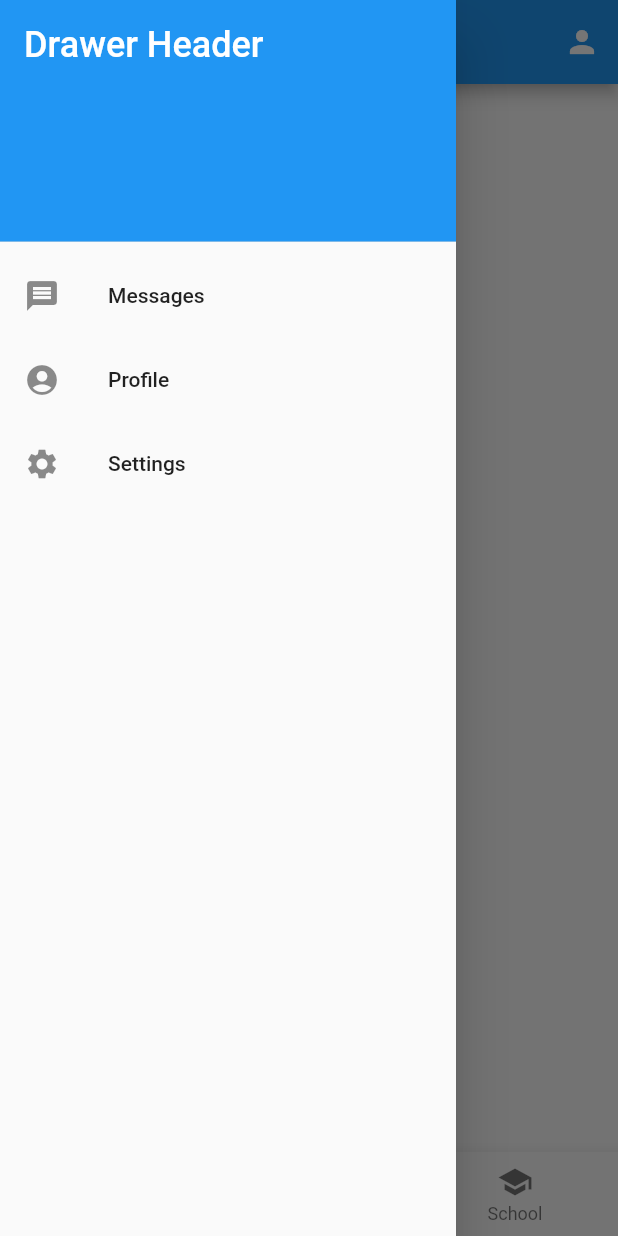
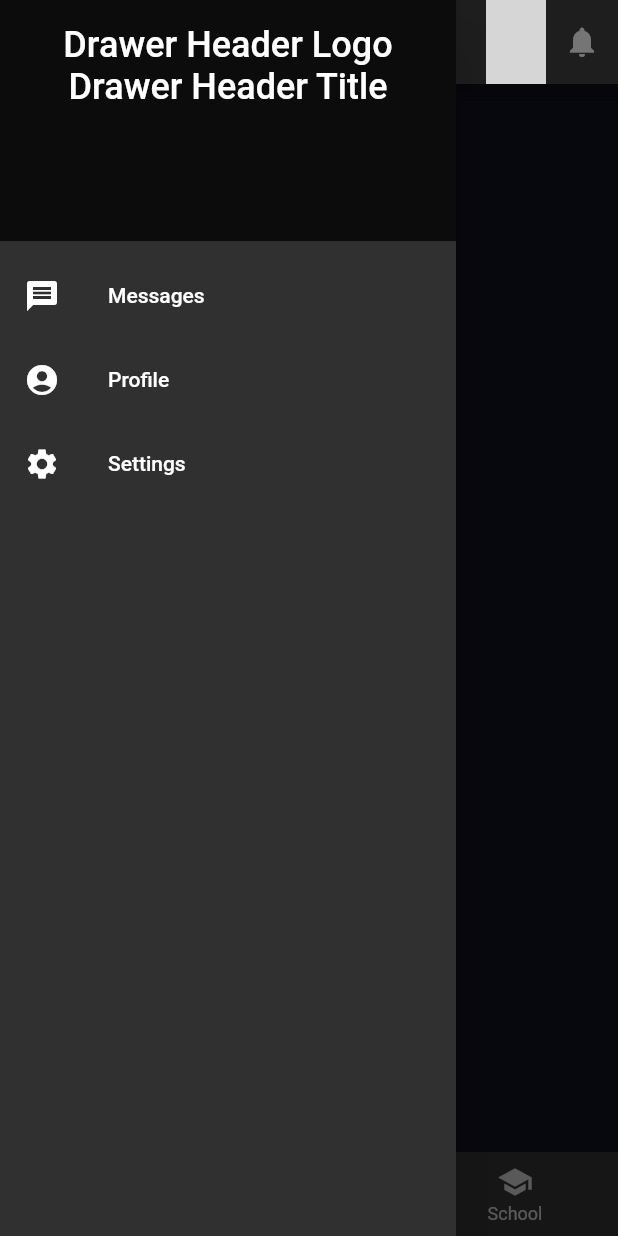
Before and after one commit to AlulaLeak/client-financing-application, a Flutter app: the screen it shows once a user with an empty profile is signed in, with the side drawer open, on a phone screen of 412 x 824 dp. Run offline on Flutter 3.47's test engine with Material 2 defaults, Android fonts, the phone set to English and light mode, and no system bars; our stand-ins replace firebase_auth, firebase_core; missing offline and left inert: flutterfire_ui; accounts and stored records are empty; network calls fail; statements that could not run were skipped; grey boxes are pictures that could not be loaded.

Commit message:
added icons

```diff
--- a/lib/auth/auth_wrapper.dart
+++ b/lib/auth/auth_wrapper.dart
@@ -3,6 +3,8 @@ import 'package:firebase_auth/firebase_auth.dart';
 import 'package:workingauth/pages/admin_homepage.dart';
 import 'package:workingauth/pages/client_homepage.dart';
 import 'package:workingauth/pages/signin_page.dart';
+import 'package:provider/provider.dart';
+import '../providers/userinfo_provider.dart';
 
 class Auth extends StatelessWidget {
   const Auth({super.key});
@@ -12,10 +14,11 @@ class Auth extends StatelessWidget {
       stream: FirebaseAuth.instance.authStateChanges(),
       builder: (context, snapshot) {
         if (snapshot.hasData) {
-          if (snapshot.requireData?.email == 'alula.leakemariam94@gmail.com') {
+          context.read<UserInformation>().updateUserInfo(snapshot.data!);
+          if (snapshot.requireData?.email == 'lula.leakemariam94@gmail.com') {
             return const AdminHomePage(); // Admin
           } else {
-            return const ClientHomePage();
+            return ClientHomePage();
           }
         } else {
           return const SignInPage();
--- a/lib/main.dart
+++ b/lib/main.dart
@@ -6,6 +6,7 @@ import './config/firebase_options.dart';
 import 'package:provider/provider.dart';
 import './providers/counter_provider.dart';
 import './providers/bottomnav_provider.dart';
+import './providers/userinfo_provider.dart';
 
 Future<void> main() async {
   WidgetsFlutterBinding.ensureInitialized();
@@ -16,6 +17,7 @@ Future<void> main() async {
   runApp(MultiProvider(providers: [
     ChangeNotifierProvider(create: (_) => Counter()),
     ChangeNotifierProvider(create: (_) => BottomNavSelect()),
+    ChangeNotifierProvider(create: (_) => UserInformation()),
   ], child: const MyApp()));
 }
 
@@ -25,9 +27,12 @@ class MyApp extends StatelessWidget {
   @override
   Widget build(BuildContext context) {
     return MaterialApp(
+      debugShowCheckedModeBanner: false,
       title: 'Flutter Demo',
-      theme: ThemeData(
-        primarySwatch: Colors.blue,
+      theme: ThemeData.dark().copyWith(
+        primaryColor: Colors.black,
+        scaffoldBackgroundColor: const Color(0xFF0F0F1E),
+        backgroundColor: const Color(0xFF0F0F1E),
       ),
       routes: {
         '/': (context) => const Auth(),
--- a/lib/pages/client_homepage.dart
+++ b/lib/pages/client_homepage.dart
@@ -2,22 +2,36 @@ import 'package:flutter/material.dart';
 import '../widgets/side_menu.dart';
 import '../widgets/bottom_navbar.dart';
 import '../widgets/profile_icon.dart';
+import '../providers/bottomnav_provider.dart';
+import 'package:provider/provider.dart';
 
 class ClientHomePage extends StatelessWidget {
-  const ClientHomePage({super.key});
+  ClientHomePage({super.key});
+
+  final List<Widget> _widgetOptions = <Widget>[
+    const Center(
+      child: Text('Client Home Page 1'),
+    ),
+    const Center(
+      child: Text('Client Home Page 2'),
+    ),
+    const Center(
+      child: Text('Client Home Page 3'),
+    ),
+  ];
 
   @override
   Widget build(BuildContext context) {
     return Scaffold(
         appBar: AppBar(
           title: const Text('Client Home Page'),
-          actions: const [
-            ProfileIcon(),
+          actions: [
+            const ProfileIcon(),
+            IconButton(onPressed: () {}, icon: const Icon(Icons.notifications))
           ],
         ),
-        body: const Center(
-          child: Text('Client Home Page'),
-        ),
+        body: _widgetOptions
+            .elementAt(context.watch<BottomNavSelect>().selectedIndex),
         drawer: const SideMenu(),
         bottomNavigationBar: const BottomNavBar());
   }
--- /dev/null
+++ b/lib/providers/userinfo_provider.dart
@@ -0,0 +1,26 @@
+import 'package:flutter/material.dart';
+import 'package:firebase_auth/firebase_auth.dart';
+
+class UserInformation with ChangeNotifier {
+  String? _name;
+  String? _email;
+  String? _uid;
+  String? _photoUrl;
+
+  String? get photoUrl => _photoUrl;
+  String? get name => _name;
+  String? get email => _email;
+  String? get uid => _uid;
+
+  void updateUserInfo(User user) {
+    _name = user.displayName;
+    _email = user.email;
+    if (user.photoURL != null) {
+      _photoUrl = user.photoURL;
+    } else {
+      _photoUrl = 'https://via.placeholder.com/150';
+    }
+    _uid = user.uid;
+    notifyListeners();
+  }
+}
--- a/lib/widgets/bottom_navbar.dart
+++ b/lib/widgets/bottom_navbar.dart
@@ -28,7 +28,6 @@ class BottomNavBar extends StatelessWidget {
       selectedItemColor: Colors.amber[800],
       onTap: (idx) {
         context.read<BottomNavSelect>().updateIndex(idx);
-        // Respond to item press.
       },
     );
   }
--- a/lib/widgets/profile_icon.dart
+++ b/lib/widgets/profile_icon.dart
@@ -1,5 +1,7 @@
 import 'package:flutter/material.dart';
 import 'package:workingauth/pages/profile_screen.dart';
+import '../providers/userinfo_provider.dart';
+import 'package:provider/provider.dart';
 
 class ProfileIcon extends StatelessWidget {
   const ProfileIcon({
@@ -8,14 +10,22 @@ class ProfileIcon extends StatelessWidget {
 
   @override
   Widget build(BuildContext context) {
-    return IconButton(
-      icon: const Icon(Icons.person),
-      onPressed: () {
+    return GestureDetector(
+      onTap: () {
         Navigator.push(
           context,
-          MaterialPageRoute(builder: (context) => const Profile()),
+          PageRouteBuilder(
+            pageBuilder: (_, __, ___) => const Profile(),
+            transitionDuration: const Duration(seconds: 1),
+            transitionsBuilder: (_, a, __, c) =>
+                FadeTransition(opacity: a, child: c),
+          ),
         );
       },
+      child: CircleAvatar(
+        backgroundImage:
+            NetworkImage(context.watch<UserInformation>().photoUrl.toString()),
+      ),
     );
   }
 }
--- a/lib/widgets/side_menu.dart
+++ b/lib/widgets/side_menu.dart
@@ -10,28 +10,39 @@ class SideMenu extends StatelessWidget {
     return Drawer(
       child: ListView(
         padding: EdgeInsets.zero,
-        children: const <Widget>[
+        children: <Widget>[
           DrawerHeader(
-            decoration: BoxDecoration(
-              color: Colors.blue,
+            decoration: const BoxDecoration(
+              color: Color.fromARGB(255, 12, 12, 12),
             ),
-            child: Text(
-              'Drawer Header',
-              style: TextStyle(
-                color: Colors.white,
-                fontSize: 24,
-              ),
+            child: Column(
+              children: const [
+                Text(
+                  'Drawer Header Logo',
+                  style: TextStyle(
+                    color: Colors.white,
+                    fontSize: 24,
+                  ),
+                ),
+                Text(
+                  'Drawer Header Title',
+                  style: TextStyle(
+                    color: Colors.white,
+                    fontSize: 24,
+                  ),
+                ),
+              ],
             ),
           ),
-          ListTile(
+          const ListTile(
             leading: Icon(Icons.message),
             title: Text('Messages'),
           ),
-          ListTile(
+          const ListTile(
             leading: Icon(Icons.account_circle),
             title: Text('Profile'),
           ),
-          ListTile(
+          const ListTile(
             leading: Icon(Icons.settings),
             title: Text('Settings'),
           ),
```
